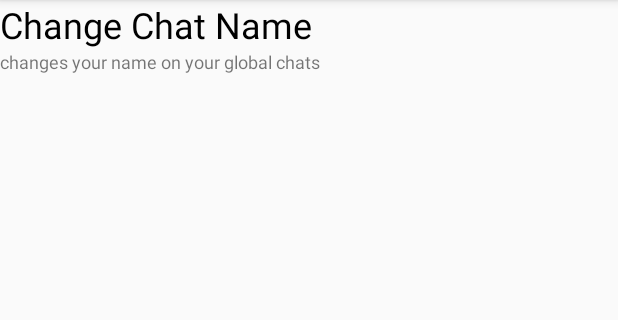
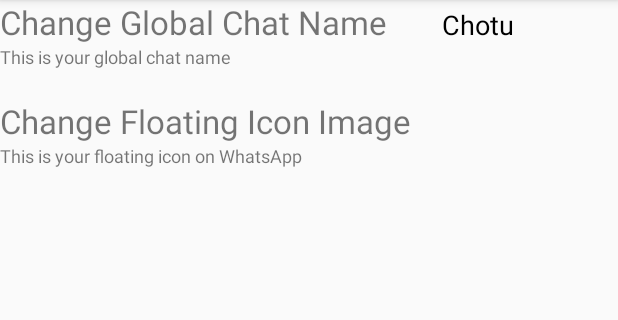
Before and after one commit to ogil7190/wa-utility-v2, an Android app: the fragment FragmentSettings shown on its own in the app's theme, on a phone screen of 412 x 824 dp, the part 84-404 px from its top. Run offline under Robolectric (Android 15) with nearby library versions, the phone set to English and light mode, and no system bars.

Commit message:
ver 1.15

```diff
--- a/app/src/main/java/com/bluebulls/apps/whatsapputility/fragments/FragmentSettings.java
+++ b/app/src/main/java/com/bluebulls/apps/whatsapputility/fragments/FragmentSettings.java
@@ -1,6 +1,7 @@
 package com.bluebulls.apps.whatsapputility.fragments;
 
 import android.content.DialogInterface;
+import android.content.SharedPreferences;
 import android.os.Bundle;
 import android.support.annotation.Nullable;
 import android.support.v4.app.Fragment;
@@ -11,18 +12,22 @@ import android.view.ViewGroup;
 import android.widget.EditText;
 import android.widget.LinearLayout;
 import android.widget.TextView;
+import android.widget.Toast;
 
 import com.bluebulls.apps.whatsapputility.R;
+
+import static android.content.Context.MODE_PRIVATE;
+import static com.bluebulls.apps.whatsapputility.activities.ChatActivity.PREF_USER_CHAT_NAME;
+import static com.bluebulls.apps.whatsapputility.activities.LoginActivity.PREF_USER;
 
 /**
  * Created by dell on 8/20/2017.
  */
 
 public class FragmentSettings extends Fragment {
+    private SharedPreferences pref;
     public static FragmentSettings newInstance() {
-
         Bundle args = new Bundle();
-
         FragmentSettings fragment = new FragmentSettings();
         fragment.setArguments(args);
         return fragment;
@@ -31,8 +36,11 @@ public class FragmentSettings extends Fragment {
     @Nullable
     @Override
     public View onCreateView(LayoutInflater inflater, @Nullable ViewGroup container, @Nullable Bundle savedInstanceState) {
+        pref = getContext().getSharedPreferences(PREF_USER, MODE_PRIVATE);
         View v=inflater.inflate(R.layout.settings_fragment,null);
         TextView changeName=(TextView)v.findViewById(R.id.changeName);
+        final TextView currentName = (TextView) v.findViewById(R.id.currentName);
+        currentName.setText(pref.getString(PREF_USER_CHAT_NAME, "Chotu"));
         LinearLayout l=(LinearLayout)inflater.inflate(R.layout.new_name_dialog,null);
         LinearLayout l2=(LinearLayout)inflater.inflate(R.layout.custom_name_title,null);
         final EditText newName=(EditText)l.findViewById(R.id.newName);
@@ -40,10 +48,20 @@ public class FragmentSettings extends Fragment {
                 .setCancelable(false)
                 .setCustomTitle(l2)
                 .setView(l)
-                .setPositiveButton("Ok", new DialogInterface.OnClickListener() {
+                .setNeutralButton("Okay", new DialogInterface.OnClickListener() {
                     @Override
                     public void onClick(DialogInterface dialog, int which) {
-                        newName.setText("");
+                        if(newName.getText().toString()==null){
+                            Toast.makeText(getContext(), "Choose Valid Name!", Toast.LENGTH_SHORT).show();
+                        }
+                        else if(newName.getText().toString().length()<3){
+                            Toast.makeText(getContext(), "Choose Valid Name!", Toast.LENGTH_SHORT).show();
+                        }
+                        else {
+                            dialog.dismiss();
+                            pref.edit().putString(PREF_USER_CHAT_NAME, newName.getText().toString()).commit();
+                            currentName.setText(pref.getString(PREF_USER_CHAT_NAME, "Chotu"));
+                        }
                     }
                 })
                 .setNegativeButton("Cancel", new DialogInterface.OnClickListener() {
--- a/app/src/main/java/com/bluebulls/apps/whatsapputility/services/PackageService.java
+++ b/app/src/main/java/com/bluebulls/apps/whatsapputility/services/PackageService.java
@@ -5,7 +5,6 @@ import android.app.PendingIntent;
 import android.app.Service;
 import android.content.Context;
 import android.content.Intent;
-import android.content.IntentFilter;
 import android.os.Handler;
 import android.os.IBinder;
 import android.support.annotation.Nullable;
--- a/app/src/main/res/layout/settings_fragment.xml
+++ b/app/src/main/res/layout/settings_fragment.xml
@@ -1,17 +1,46 @@
 <?xml version="1.0" encoding="utf-8"?>
 <LinearLayout xmlns:android="http://schemas.android.com/apk/res/android"
-    android:orientation="vertical" android:layout_width="match_parent"
+    android:orientation="vertical"
+    android:layout_width="match_parent"
     android:layout_height="match_parent">
+    <LinearLayout
+        android:orientation="horizontal"
+        android:layout_width="match_parent"
+        android:layout_height="wrap_content">
     <TextView
         android:layout_width="match_parent"
         android:layout_height="wrap_content"
-        android:textSize="24dp"
+        android:textSize="22dp"
+        android:layout_weight="2"
+        android:id="@+id/changeName"
+        android:text="Change Global Chat Name"/>
+
+    <TextView
+        android:layout_width="match_parent"
+        android:layout_height="wrap_content"
+        android:textSize="18dp"
+        android:layout_weight="5"
         android:textColor="#000000"
-        android:id="@+id/changeName"
-        android:text="Change Chat Name"/>
+        android:id="@+id/currentName"
+        android:text="Ogil"/>
+
+    </LinearLayout>
     <TextView
         android:layout_width="match_parent"
         android:layout_height="wrap_content"
         android:textSize="12dp"
-        android:text="changes your name on your global chats"/>
+        android:layout_marginBottom="20dp"
+        android:text="This is your global chat name"/>
+
+    <TextView
+        android:layout_width="match_parent"
+        android:layout_height="wrap_content"
+        android:textSize="22dp"
+        android:id="@+id/changeIcon"
+        android:text="Change Floating Icon Image"/>
+    <TextView
+        android:layout_width="match_parent"
+        android:layout_height="wrap_content"
+        android:textSize="12dp"
+        android:text="This is your floating icon on WhatsApp"/>
 </LinearLayout>
```
Also changed, not shown: app/src/main/AndroidManifest.xml (+4 -4 lines), app/src/main/java/com/bluebulls/apps/whatsapputility/activities/ChatActivity.java (+15 -9 lines), app/src/main/java/com/bluebulls/apps/whatsapputility/activities/HomeActivity.java (+33 -6 lines), app/src/main/java/com/bluebulls/apps/whatsapputility/services/ChatHeadService.java (+4 -3 lines), app/src/main/java/com/bluebulls/apps/whatsapputility/util/ResetManager.java (+12 -10 lines), app/src/main/res/layout/activity_chat.xml (+7 -10 lines), app/src/main/res/drawable-xxhdpi/ic_send_white_24dp.png (added), 31 other files.
